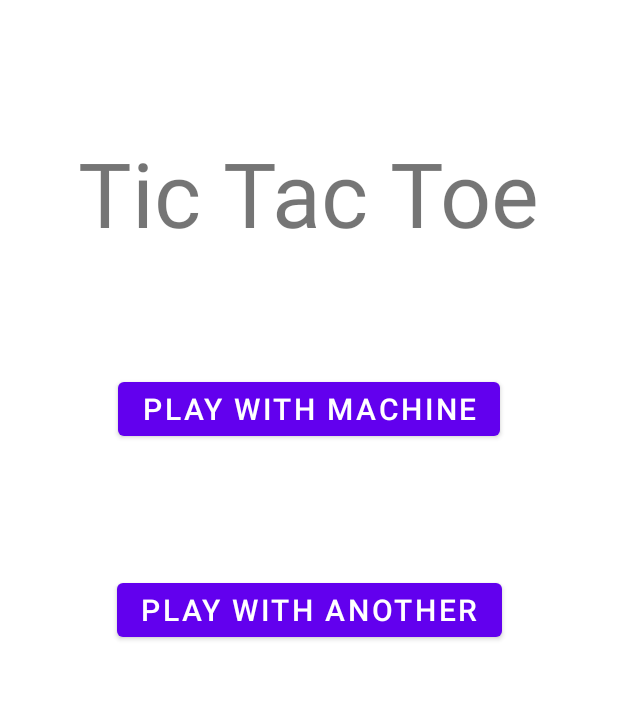
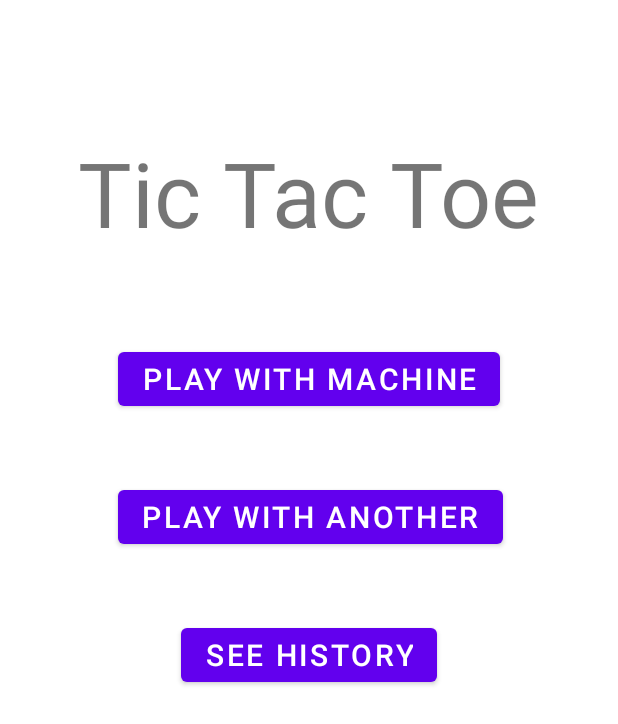
Before and after one commit to TheSausages/SMiM2, an Android app: the screen it shows after launch (MainMenuActivity), on a phone screen of 412 x 824 dp. Shown: the top 724 px of the screen. Run offline under Robolectric (Android 15) with nearby library versions, the phone set to English and light mode, and no system bars.

Commit message:
Added history saving

```diff
--- a/app/src/main/AndroidManifest.xml
+++ b/app/src/main/AndroidManifest.xml
@@ -21,5 +21,6 @@
 
         <activity android:name=".activities.ScalableBoardActivity" />
         <activity android:name=".activities.MainMenuActivity" />
+        <activity android:name=".activities.SeeHistoryActivity" />
     </application>
 </manifest>
--- a/app/src/main/java/project/dwa/activities/MainMenuActivity.kt
+++ b/app/src/main/java/project/dwa/activities/MainMenuActivity.kt
@@ -8,12 +8,11 @@ import project.dwa.R
 import project.dwa.models.Player
 
 class MainMenuActivity: AppCompatActivity() {
-
     override fun onCreate(savedInstanceState: Bundle?) {
         super.onCreate(savedInstanceState)
 
         val size = 10
-        val elementsToWin = 4
+        val elementsToWin = 5
 
         // Use the menu layout
         setContentView(R.layout.main_menu)
@@ -49,5 +48,11 @@ class MainMenuActivity: AppCompatActivity() {
 
             startActivity(boardIntent)
         }
+
+        // Set the click listener for the 'See history' Button
+        val SeeHistoryButton: Button = findViewById(R.id.see_history_button_id)
+        SeeHistoryButton.setOnClickListener {
+            startActivity(Intent(this, SeeHistoryActivity::class.java))
+        }
     }
 }
--- a/app/src/main/java/project/dwa/models/Player.kt
+++ b/app/src/main/java/project/dwa/models/Player.kt
@@ -61,5 +61,9 @@ class Player(
         fun createNormalPlayer(name: String, symbol: Int): Player {
             return Player(name, symbol, false)
         }
+
+        fun createNormalPlayerWithNoSymbol(name: String): Player {
+            return Player(name, R.drawable.nothing, false)
+        }
     }
 }
--- a/app/src/main/res/layout-land/main_menu.xml
+++ b/app/src/main/res/layout-land/main_menu.xml
@@ -9,7 +9,7 @@
         android:id="@+id/main_menu_title_text_id"
         android:layout_width="wrap_content"
         android:layout_height="wrap_content"
-        android:layout_marginTop="40dp"
+        android:layout_marginTop="20dp"
         android:text="@string/main_menu_title"
         android:textSize="60sp"
         app:layout_constraintEnd_toEndOf="parent"
@@ -21,13 +21,13 @@
         android:id="@+id/play_another_button_id"
         android:layout_width="wrap_content"
         android:layout_height="wrap_content"
+        android:layout_marginTop="20dp"
         android:text="@string/play_another_text"
         android:textSize="20sp"
-        app:layout_constraintBottom_toBottomOf="parent"
         app:layout_constraintEnd_toEndOf="parent"
+        app:layout_constraintHorizontal_bias="0.502"
         app:layout_constraintStart_toStartOf="parent"
-        app:layout_constraintTop_toBottomOf="@+id/play_machine_button_id"
-        app:layout_constraintVertical_bias="0.157" />
+        app:layout_constraintTop_toBottomOf="@+id/play_machine_button_id" />
 
     <Button
         android:id="@+id/play_machine_button_id"
@@ -41,4 +41,15 @@
         app:layout_constraintStart_toStartOf="parent"
         app:layout_constraintTop_toBottomOf="@+id/main_menu_title_text_id" />
 
+    <Button
+        android:id="@+id/see_history_button_id"
+        android:layout_width="wrap_content"
+        android:layout_height="wrap_content"
+        android:layout_marginTop="20dp"
+        android:text="@string/see_history_text"
+        android:textSize="20sp"
+        app:layout_constraintEnd_toEndOf="parent"
+        app:layout_constraintStart_toStartOf="parent"
+        app:layout_constraintTop_toBottomOf="@+id/play_another_button_id" />
+
 </androidx.constraintlayout.widget.ConstraintLayout>
--- a/app/src/main/res/layout/main_menu.xml
+++ b/app/src/main/res/layout/main_menu.xml
@@ -21,7 +21,7 @@
         android:id="@+id/play_machine_button_id"
         android:layout_width="wrap_content"
         android:layout_height="wrap_content"
-        android:layout_marginTop="80dp"
+        android:layout_marginTop="60dp"
         android:text="@string/play_machine_text"
         android:textSize="20sp"
         app:layout_constraintEnd_toEndOf="parent"
@@ -32,11 +32,22 @@
         android:id="@+id/play_another_button_id"
         android:layout_width="wrap_content"
         android:layout_height="wrap_content"
+        android:layout_marginTop="44dp"
         android:text="@string/play_another_text"
         android:textSize="20sp"
-        app:layout_constraintBottom_toBottomOf="parent"
+        app:layout_constraintEnd_toEndOf="parent"
+        app:layout_constraintHorizontal_bias="0.506"
+        app:layout_constraintStart_toStartOf="parent"
+        app:layout_constraintTop_toBottomOf="@+id/play_machine_button_id" />
+
+    <Button
+        android:id="@+id/see_history_button_id"
+        android:layout_width="wrap_content"
+        android:layout_height="wrap_content"
+        android:layout_marginTop="44dp"
+        android:text="@string/see_history_text"
+        android:textSize="20sp"
         app:layout_constraintEnd_toEndOf="parent"
         app:layout_constraintStart_toStartOf="parent"
-        app:layout_constraintTop_toBottomOf="@+id/play_machine_button_id"
-        app:layout_constraintVertical_bias="0.18" />
+        app:layout_constraintTop_toBottomOf="@+id/play_another_button_id" />
 </androidx.constraintlayout.widget.ConstraintLayout>
--- a/app/src/main/res/values/strings.xml
+++ b/app/src/main/res/values/strings.xml
@@ -5,7 +5,12 @@
     <string name="main_menu_title">Tic Tac Toe</string>
     <string name="play_another_text">Play With Another</string>
     <string name="play_machine_text">Play With Machine</string>
+    <string name="see_history_text">See History</string>
     <string name="default_winner_text">%s Won!</string>
     <string name="go_to_menu_text">Just Return</string>
     <string name="save_and_go_to_menu_text">Save and Return</string>
+    <string name="game_history_title_text">Game History</string>
+    <string name="history_default_date_text">Default Date text</string>
+    <string name="history_default_winner_text">Default Winner text</string>
+    <string name="history_default_others_text">Default Others Text</string>
 </resources>
```
Also changed, not shown: app/src/main/java/project/dwa/activities/ScalableBoardActivity.kt (+13 -4 lines), app/src/main/java/project/dwa/activities/SeeHistoryActivity.kt (added, +63 -0 lines), app/src/main/java/project/dwa/activities/WinnerPopUpDialog.kt (deleted, +0 -39 lines), app/src/main/java/project/dwa/adapters/HistoryListAdapter.kt (added, +47 -0 lines), app/src/main/java/project/dwa/dialog/WinnerPopUpDialog.kt (added, +73 -0 lines), app/src/main/java/project/dwa/models/GameHistoryItem.kt (added, +52 -0 lines), app/src/main/res/layout-land/history.xml (added, +33 -0 lines), app/src/main/res/layout/history.xml (added, +32 -0 lines), app/src/main/res/layout/history_item.xml (added, +48 -0 lines).
